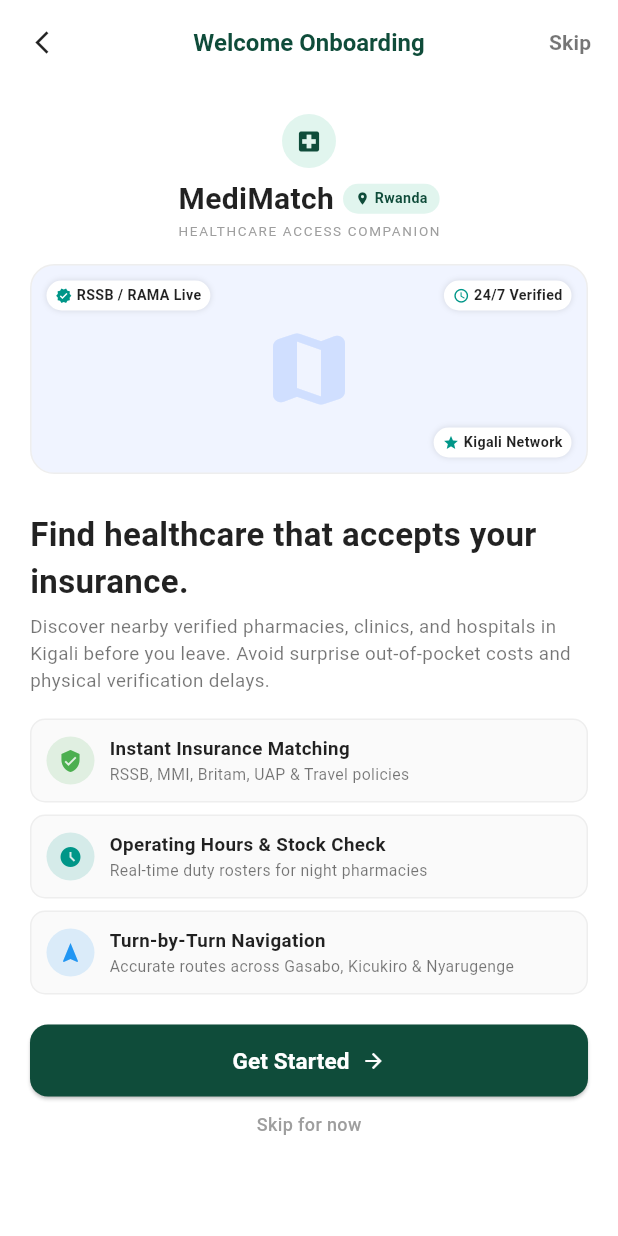
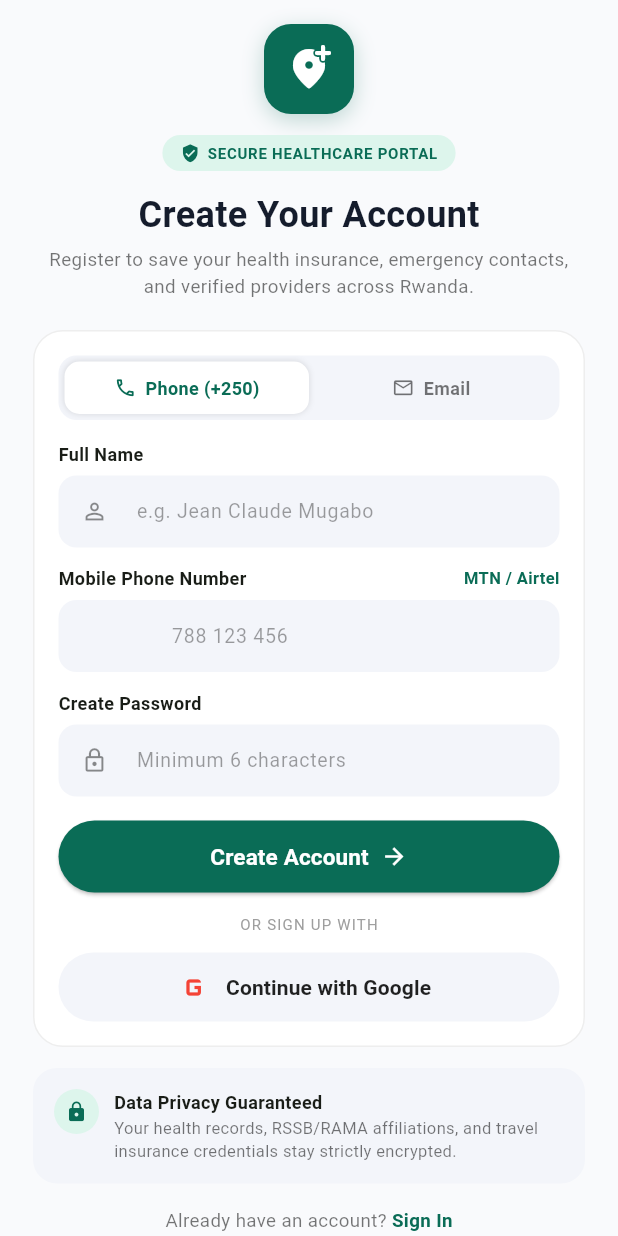
Before and after one commit to RobertNiyonkuru98/pharma_finder, a Flutter app: the screen it shows after launch, after a tap on "Get Started", on a phone screen of 412 x 824 dp. Run offline on Flutter 3.47's test engine with Material 3 defaults, Android fonts, the phone set to English and light mode, and no system bars; our stand-ins replace cloud_firestore, firebase_auth, firebase_core, flutter_bloc, flutter_dotenv, geocoding and 1 more; accounts and stored records are empty.

Commit message:
Implementing sign up screen

```diff
--- a/lib/screen/onboarding_screen.dart
+++ b/lib/screen/onboarding_screen.dart
@@ -1,6 +1,7 @@
 import 'package:flutter/material.dart';
 import '../location/live_location.dart';
 import 'package:flutter_bloc/flutter_bloc.dart';
+import '../signup_screen.dart';
 
 class OnboardingScreen extends StatelessWidget {
   const OnboardingScreen({super.key});
@@ -47,7 +48,7 @@ class OnboardingScreen extends StatelessWidget {
                         builder: (context, state) {
                           String label = 'Locating...';
                           if (state is LocationLoaded) {
-                            label = state.placeName; // e.g., "Gasabo, Kigali"
+                            label = state.placeName; // Current location of where user are at that moment
                             } else if (state is LocationError) {
                               label = 'Rwanda'; // Graceful fallback
                             }
@@ -136,7 +137,12 @@ class OnboardingScreen extends StatelessWidget {
                   backgroundColor: primaryColor,
                   shape: RoundedRectangleBorder(borderRadius: BorderRadius.circular(12)),
                 ),
-                onPressed: () {},
+                onPressed: () {
+                  Navigator.push(
+                    context,
+                    MaterialPageRoute(builder: (context) => const SignUpScreen()),
+                  );
+                },
                 child: const Row(
                   mainAxisAlignment: MainAxisAlignment.center,
                   children: [
--- /dev/null
+++ b/lib/signup_screen.dart
@@ -0,0 +1,311 @@
+import 'package:flutter/material.dart';
+import 'package:firebase_auth/firebase_auth.dart';
+import 'package:cloud_firestore/cloud_firestore.dart';
+
+class SignUpScreen extends StatefulWidget {
+  const SignUpScreen({super.key});
+
+  @override
+  State<SignUpScreen> createState() => _SignUpScreenState();
+}
+
+class _SignUpScreenState extends State<SignUpScreen> {
+  static const _primaryColor = Color(0xFF0A6C56);
+  static const _surfaceColor = Color(0xFFF3F5FA);
+
+  bool _isPhoneMode = true;
+  bool _isLoading = false;
+
+  final _nameCtrl = TextEditingController();
+  final _contactCtrl = TextEditingController(); // Phone or Email
+  final _passwordCtrl = TextEditingController();
+
+  @override
+  void dispose() {
+    _nameCtrl.dispose();
+    _contactCtrl.dispose();
+    _passwordCtrl.dispose();
+    super.dispose();
+  }
+
+  Future<void> _registerUser() async {
+    final name = _nameCtrl.text.trim();
+    final contact = _contactCtrl.text.trim();
+    final password = _passwordCtrl.text.trim();
+
+    if (name.isEmpty || contact.isEmpty || password.length < 6) {
+      _showMsg('Enter full name, contact, and a 6+ char password.');
+      return;
+    }
+
+    setState(() => _isLoading = true);
+    try {
+      // Use a dummy email for phone-based registration
+      final authEmail = _isPhoneMode
+          ? '${contact.replaceAll(' ', '')}@medimatch.rw'
+          : contact;
+
+      final cred = await FirebaseAuth.instance.createUserWithEmailAndPassword(
+        email: authEmail,
+        password: password,
+      );
+
+      // Save user profile in Firestore
+      await FirebaseFirestore.instance.collection('users').doc(cred.user!.uid).set({
+        'fullName': name,
+        'phone': _isPhoneMode ? '+250$contact' : '',
+        'email': _isPhoneMode ? '' : contact,
+        'createdAt': FieldValue.serverTimestamp(),
+      });
+
+      if (mounted) _showMsg('Account created! Welcome to MediMatch.');
+    } on FirebaseAuthException catch (e) {
+      _showMsg(e.message ?? 'Registration failed.');
+    } finally {
+      if (mounted) setState(() => _isLoading = false);
+    }
+  }
+
+  void _showMsg(String text) {
+    ScaffoldMessenger.of(context).showSnackBar(SnackBar(content: Text(text)));
+  }
+
+  @override
+  Widget build(BuildContext context) {
+    return Scaffold(
+      backgroundColor: const Color(0xFFF9FAFC),
+      body: SafeArea(
+        child: SingleChildScrollView(
+          padding: const EdgeInsets.symmetric(horizontal: 22, vertical: 16),
+          child: Column(
+            children: [
+              // Top Brand Icon & Badge
+              Container(
+                padding: const EdgeInsets.all(14),
+                decoration: BoxDecoration(
+                  color: _primaryColor,
+                  borderRadius: BorderRadius.circular(18),
+                  boxShadow: [BoxShadow(color: _primaryColor.withValues(alpha: 0.25), blurRadius: 12, offset: const Offset(0, 4))],
+                ),
+                child: const Icon(Icons.add_location_alt_rounded, color: Colors.white, size: 32),
+              ),
+              const SizedBox(height: 14),
+              Container(
+                padding: const EdgeInsets.symmetric(horizontal: 12, vertical: 5),
+                decoration: BoxDecoration(color: const Color(0xFFDDF5EC), borderRadius: BorderRadius.circular(20)),
+                child: const Row(
+                  mainAxisSize: MainAxisSize.min,
+                  children: [
+                    Icon(Icons.verified_user, size: 13, color: _primaryColor),
+                    SizedBox(width: 5),
+                    Text('SECURE HEALTHCARE PORTAL', style: TextStyle(fontSize: 10, fontWeight: FontWeight.bold, color: _primaryColor, letterSpacing: 0.5)),
+                  ],
+                ),
+              ),
+              const SizedBox(height: 12),
+              const Text('Create Your Account', style: TextStyle(fontSize: 24, fontWeight: FontWeight.bold, color: Color(0xFF151C2C))),
+              const SizedBox(height: 4),
+              const Text(
+                'Register to save your health insurance, emergency contacts, and verified providers across Rwanda.',
+                textAlign: TextAlign.center,
+                style: TextStyle(fontSize: 12.5, color: Colors.black54, height: 1.4),
+              ),
+              const SizedBox(height: 20),
+
+              // Main Form Card
+              Container(
+                padding: const EdgeInsets.all(16),
+                decoration: BoxDecoration(
+                  color: Colors.white,
+                  borderRadius: BorderRadius.circular(20),
+                  border: Border.all(color: Colors.grey.shade200),
+                ),
+                child: Column(
+                  crossAxisAlignment: CrossAxisAlignment.start,
+                  children: [
+                    // Phone vs Email Switcher
+                    Container(
+                      padding: const EdgeInsets.all(4),
+                      decoration: BoxDecoration(color: _surfaceColor, borderRadius: BorderRadius.circular(12)),
+                      child: Row(
+                        children: [
+                          _modeTab('Phone (+250)', Icons.phone_outlined, _isPhoneMode, () => setState(() => _isPhoneMode = true)),
+                          _modeTab('Email', Icons.mail_outline, !_isPhoneMode, () => setState(() => _isPhoneMode = false)),
+                        ],
+                      ),
+                    ),
+                    const SizedBox(height: 14),
+
+                    // Full Name Field
+                    const Text('Full Name', style: TextStyle(fontSize: 12, fontWeight: FontWeight.w600)),
+                    const SizedBox(height: 6),
+                    _inputField(controller: _nameCtrl, hint: 'e.g. Jean Claude Mugabo', icon: Icons.person_outline),
+                    const SizedBox(height: 12),
+
+                    // Phone or Email Field
+                    Row(
+                      mainAxisAlignment: MainAxisAlignment.spaceBetween,
+                      children: [
+                        Text(_isPhoneMode ? 'Mobile Phone Number' : 'Email Address', style: const TextStyle(fontSize: 12, fontWeight: FontWeight.w600)),
+                        if (_isPhoneMode) const Text('MTN / Airtel', style: TextStyle(fontSize: 11, color: _primaryColor, fontWeight: FontWeight.w600)),
+                      ],
+                    ),
+                    const SizedBox(height: 6),
+                    _inputField(
+                      controller: _contactCtrl,
+                      hint: _isPhoneMode ? '788 123 456' : 'name@example.com',
+                      prefixText: _isPhoneMode ? '🇷🇼 +250  ' : null,
+                      icon: _isPhoneMode ? null : Icons.alternate_email,
+                      keyboardType: _isPhoneMode ? TextInputType.phone : TextInputType.emailAddress,
+                    ),
+                    const SizedBox(height: 12),
+
+                    // Password Field
+                    const Text('Create Password', style: TextStyle(fontSize: 12, fontWeight: FontWeight.w600)),
+                    const SizedBox(height: 6),
+                    _inputField(controller: _passwordCtrl, hint: 'Minimum 6 characters', icon: Icons.lock_outline, obscure: true),
+                    const SizedBox(height: 16),
+
+                    // Submit Button
+                    SizedBox(
+                      width: double.infinity,
+                      height: 48,
+                      child: ElevatedButton(
+                        style: ElevatedButton.styleFrom(
+                          backgroundColor: _primaryColor,
+                          shape: RoundedRectangleBorder(borderRadius: BorderRadius.circular(24)),
+                        ),
+                        onPressed: _isLoading ? null : _registerUser,
+                        child: _isLoading
+                            ? const SizedBox(height: 20, width: 20, child: CircularProgressIndicator(color: Colors.white, strokeWidth: 2))
+                            : const Row(
+                                mainAxisAlignment: MainAxisAlignment.center,
+                                children: [
+                                  Text('Create Account', style: TextStyle(color: Colors.white, fontWeight: FontWeight.bold, fontSize: 15)),
+                                  SizedBox(width: 8),
+                                  Icon(Icons.arrow_forward, color: Colors.white, size: 18),
+                                ],
+                              ),
+                      ),
+                    ),
+                    const SizedBox(height: 14),
+
+                    const Center(child: Text('OR SIGN UP WITH', style: TextStyle(fontSize: 10, color: Colors.grey, letterSpacing: 0.8))),
+                    const SizedBox(height: 12),
+
+                    // Google Sign Up Button
+                    SizedBox(
+                      width: double.infinity,
+                      height: 46,
+                      child: OutlinedButton.icon(
+                        style: OutlinedButton.styleFrom(
+                          backgroundColor: _surfaceColor,
+                          side: BorderSide.none,
+                          shape: RoundedRectangleBorder(borderRadius: BorderRadius.circular(24)),
+                        ),
+                        onPressed: () {}, // Hook GoogleAuthProvider here
+                        icon: const Icon(Icons.g_mobiledata, color: Colors.red, size: 26),
+                        label: const Text('Continue with Google', style: TextStyle(color: Colors.black87, fontWeight: FontWeight.w600)),
+                      ),
+                    ),
+                  ],
+                ),
+              ),
+              const SizedBox(height: 14),
+
+              // Privacy Card (Matches Login Figma)
+              Container(
+                padding: const EdgeInsets.all(14),
+                decoration: BoxDecoration(color: _surfaceColor, borderRadius: BorderRadius.circular(16)),
+                child: const Row(
+                  crossAxisAlignment: CrossAxisAlignment.start,
+                  children: [
+                    CircleAvatar(radius: 15, backgroundColor: Color(0xFFDDF5EC), child: Icon(Icons.lock, size: 15, color: _primaryColor)),
+                    SizedBox(width: 10),
+                    Expanded(
+                      child: Column(
+                        crossAxisAlignment: CrossAxisAlignment.start,
+                        children: [
+                          Text('Data Privacy Guaranteed', style: TextStyle(fontSize: 12, fontWeight: FontWeight.bold)),
+                          SizedBox(height: 2),
+                          Text(
+                            'Your health records, RSSB/RAMA affiliations, and travel insurance credentials stay strictly encrypted.',
+                            style: TextStyle(fontSize: 11, color: Colors.black54, height: 1.35),
+                          ),
+                        ],
+                      ),
+                    ),
+                  ],
+                ),
+              ),
+              const SizedBox(height: 16),
+
+              // Bottom Switch to Login
+              Row(
+                mainAxisAlignment: MainAxisAlignment.center,
+                children: [
+                  const Text('Already have an account? ', style: TextStyle(fontSize: 12.5, color: Colors.black54)),
+                  GestureDetector(
+                    onTap: () => Navigator.pop(context), // Navigates back to LoginScreen
+                    child: const Text('Sign In', style: TextStyle(fontSize: 12.5, color: _primaryColor, fontWeight: FontWeight.bold)),
+                  ),
+                ],
+              ),
+            ],
+          ),
+        ),
+      ),
+    );
+  }
+
+  Widget _modeTab(String label, IconData icon, bool active, VoidCallback onTap) {
+    return Expanded(
+      child: GestureDetector(
+        onTap: onTap,
+        child: Container(
+          padding: const EdgeInsets.symmetric(vertical: 9),
+          decoration: BoxDecoration(
+            color: active ? Colors.white : Colors.transparent,
+            borderRadius: BorderRadius.circular(10),
+            boxShadow: active ? [const BoxShadow(color: Colors.black12, blurRadius: 3)] : null,
+          ),
+          child: Row(
+            mainAxisAlignment: MainAxisAlignment.center,
+            children: [
+              Icon(icon, size: 15, color: active ? _primaryColor : Colors.black54),
+              const SizedBox(width: 6),
+              Text(label, style: TextStyle(fontSize: 12, fontWeight: FontWeight.w600, color: active ? _primaryColor : Colors.black54)),
+            ],
+          ),
+        ),
+      ),
+    );
+  }
+
+  Widget _inputField({
+    required TextEditingController controller,
+    required String hint,
+    IconData? icon,
+    String? prefixText,
+    bool obscure = false,
+    TextInputType? keyboardType,
+  }) {
+    return TextField(
+      controller: controller,
+      obscureText: obscure,
+      keyboardType: keyboardType,
+      style: const TextStyle(fontSize: 13.5),
+      decoration: InputDecoration(
+        hintText: hint,
+        hintStyle: const TextStyle(color: Colors.black38, fontSize: 13),
+        prefixIcon: icon != null ? Icon(icon, size: 18, color: Colors.black45) : null,
+        prefixText: prefixText,
+        prefixStyle: const TextStyle(fontWeight: FontWeight.bold, color: Colors.black87, fontSize: 13),
+        filled: true,
+        fillColor: _surfaceColor,
+        contentPadding: const EdgeInsets.symmetric(horizontal: 14, vertical: 13),
+        border: OutlineInputBorder(borderRadius: BorderRadius.circular(12), borderSide: BorderSide.none),
+      ),
+    );
+  }
+}
```
